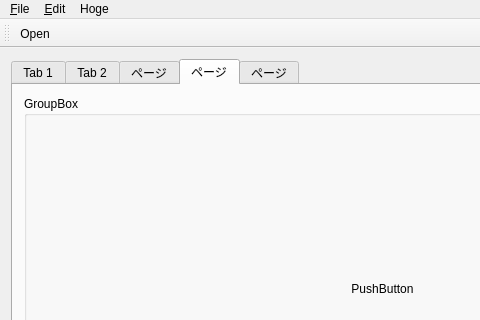
The window that example/MainWindow.ui (soramimi/QtDarkStyle) describes before a commit, drawn with Qt 5; both pictures show x 0 to 480 and y 0 to 320 of the 765 by 547 pixel window.
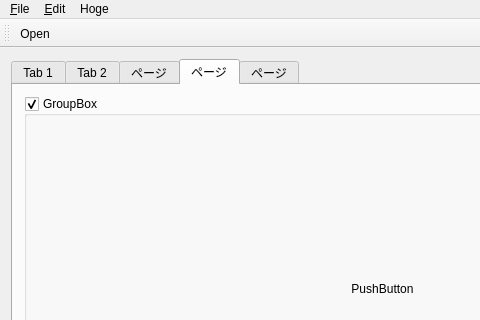
The same window after the commit. The open tabs and pages were chosen to show the change.

Commit message: Add MSDF-based checkbox rendering with check.png theme asset

Patch:
```diff
--- a/example/MainWindow.ui
+++ b/example/MainWindow.ui
@@ -461,6 +461,9 @@
           <property name="title">
            <string>GroupBox</string>
           </property>
+          <property name="checkable">
+           <bool>true</bool>
+          </property>
           <layout class="QVBoxLayout" name="verticalLayout">
            <item>
             <widget class="QPushButton" name="pushButton_5">
```
Left out of the diff: 2 changed lines with no effect on the pictures. The commit also changes 3 other files.
